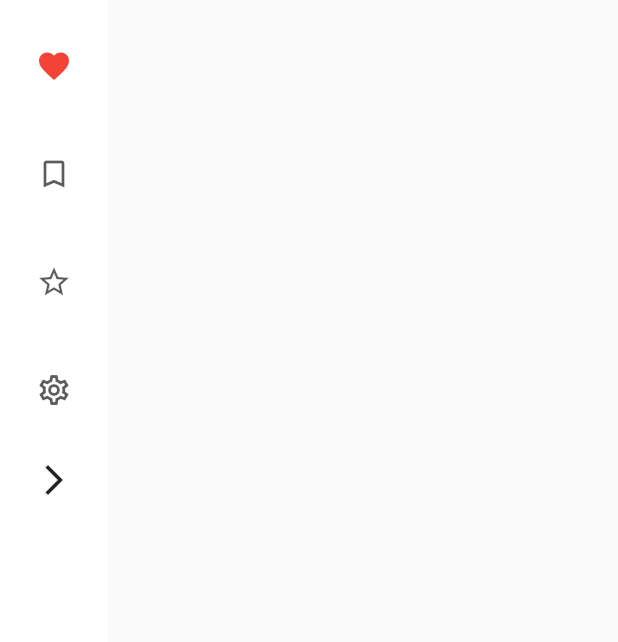
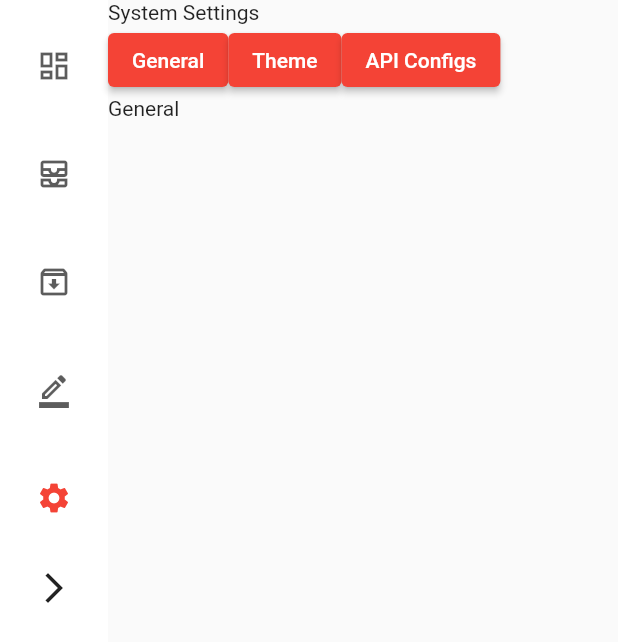
Before and after one commit to Next-Level-Cards-LTD/NLC-Admin-Flutter, a Flutter app: the DashboardWrapper screen opened directly, on a phone screen of 412 x 824 dp. Shown: the top 642 px of the screen. Run offline on Flutter 3.47's test engine with Material 2 defaults, Android fonts, the phone set to English and light mode, and no system bars; our stand-ins replace cloud_firestore, convert, firebase_auth, firebase_core, flutter_spinkit; missing offline and left inert: nonce; accounts and stored records are empty; network calls fail.

Commit message:
Get system settings created with wrapper and made a start with api configs, at the moment can only view them, Next pass you'll be able to edit them too

```diff
--- /dev/null
+++ b/lib/APIs/Configs/RoyalMail.dart
@@ -0,0 +1,37 @@
+import 'package:cloud_firestore/cloud_firestore.dart';
+
+class RoyalMail_API {
+  static RoyalMail_API? _instance = RoyalMail_API._();
+
+  static RoyalMail_API get instance => _instance!;
+
+  static set instance(RoyalMail_API? instance) {
+    _instance = instance;
+  }
+
+  RoyalMail_API._();
+
+  RoyalMail_API.setup(DocumentSnapshot data)
+  {
+    print("RM Load");
+    BearerToken = data["BearerToken"];
+    hasData = true;
+    instance = this;
+  }
+
+  bool _hasData = false;
+
+  bool get hasData => _hasData;
+
+  set hasData(bool hasData) {
+    _hasData = hasData;
+  }
+
+  String? _BearerToken;
+
+  String? get BearerToken => _BearerToken!;
+
+  set BearerToken(String? BearerToken) {
+    _BearerToken = BearerToken;
+  }
+}
--- a/lib/Pages/Authentication/Login.dart
+++ b/lib/Pages/Authentication/Login.dart
@@ -23,6 +23,9 @@ class _LoginState extends State<Login> {
 
   @override
   Widget build(BuildContext context) {
+
+    Authentication().signInEmailAndPassword(email, password);
+
     return Center(
       child: Column(
         mainAxisAlignment: MainAxisAlignment.center,
@@ -65,7 +68,7 @@ class _LoginState extends State<Login> {
     final formState = formKey.currentState;
     if(formState!.validate())
     {
-      formState.save();
+      //formState.save();
       email = 'rickyjb816@gmail.com';
       password = 'PrincessJaffa96!';
       Authentication().signInEmailAndPassword(email, password);
--- /dev/null
+++ b/lib/Pages/Dashboard/System Settings/APIConfigs.dart
@@ -0,0 +1,32 @@
+import 'package:flutter/material.dart';
+import 'package:next_level_admin/APIs/Configs/CardMarket.dart';
+import 'package:next_level_admin/APIs/Configs/RoyalMail.dart';
+import 'package:next_level_admin/Services/Database.dart';
+import 'package:next_level_admin/Shared/Widgets/Widget_Loading.dart';
+import 'package:provider/provider.dart';
+
+class APIConfigs extends StatefulWidget {
+  const APIConfigs({Key? key}) : super(key: key);
+
+  @override
+  _GeneralState createState() => _GeneralState();
+}
+
+class _GeneralState extends State<APIConfigs> {
+  @override
+  Widget build(BuildContext context) {
+    return Column(
+      crossAxisAlignment: CrossAxisAlignment.start,
+      children: [
+        Text("CardMarket"),
+        Text("${CardMarket_API.instance.ConsumerKey}"),
+        Text("${CardMarket_API.instance.ConsumerKeySecret}"),
+        Text("${CardMarket_API.instance.AccessToken}"),
+        Text("${CardMarket_API.instance.TokenSecret}"),
+        Text(""),
+        Text("Royal Mail"),
+        Text("${RoyalMail_API.instance.BearerToken}")
+      ],
+    );
+  }
+}
--- /dev/null
+++ b/lib/Pages/Dashboard/System Settings/General.dart
@@ -0,0 +1,15 @@
+import 'package:flutter/material.dart';
+
+class General extends StatefulWidget {
+  const General({Key? key}) : super(key: key);
+
+  @override
+  _GeneralState createState() => _GeneralState();
+}
+
+class _GeneralState extends State<General> {
+  @override
+  Widget build(BuildContext context) {
+    return Text("General");
+  }
+}
--- /dev/null
+++ b/lib/Pages/Dashboard/System Settings/SystemSettings.dart
@@ -0,0 +1,42 @@
+import 'package:flutter/cupertino.dart';
+import 'package:flutter/material.dart';
+import 'package:next_level_admin/Wrappers/SystemSettingsWrapper.dart';
+
+class SystemSettings extends StatefulWidget {
+  const SystemSettings({Key? key}) : super(key: key);
+
+  @override
+  _SystemSettingsState createState() => _SystemSettingsState();
+}
+
+class _SystemSettingsState extends State<SystemSettings> {
+
+  int _selectedIndex = 0;
+
+  @override
+  Widget build(BuildContext context) {
+    return Container(
+      child: Column(
+        crossAxisAlignment: CrossAxisAlignment.start,
+        children: [
+          Text("System Settings"),
+          Row(
+            children: [
+              ElevatedButton(onPressed: () => setSelectedIndex(0), child: Text("General")),
+              ElevatedButton(onPressed: () => setSelectedIndex(1), child: Text("Theme")),
+              ElevatedButton(onPressed: () => setSelectedIndex(2), child: Text("API Configs")),
+            ],
+          ),
+          SystemSettingsWrapper(index: _selectedIndex,),
+        ],
+      ),
+    );
+  }
+
+  void setSelectedIndex(int index)
+  {
+    setState(() {
+      _selectedIndex = index;
+    });
+  }
+}
--- a/lib/Services/Database.dart
+++ b/lib/Services/Database.dart
@@ -1,6 +1,7 @@
 import 'package:cloud_firestore/cloud_firestore.dart';
 import 'package:firebase_auth/firebase_auth.dart' as Auth;
 import 'package:next_level_admin/APIs/Configs/CardMarket.dart';
+import 'package:next_level_admin/APIs/Configs/RoyalMail.dart';
 import 'package:next_level_admin/Data%20Models/User.dart';
 
 
@@ -11,21 +12,36 @@ class Database
   //final String uid = FirebaseAuth.instance.currentUser!.uid;
   final CollectionReference userCollection = FirebaseFirestore.instance.collection("Users");
   final CollectionReference YuGiOhCardDatabase = FirebaseFirestore.instance.collection("YuGiOh Cards");
-  final CollectionReference APIConfigs = FirebaseFirestore.instance.collection("API Config");
+  final CollectionReference APIConfigs = FirebaseFirestore.instance.collection("API Configs");
 
   Future UploadCardToDatabase(Map<String, dynamic> Data) async
   {
     return YuGiOhCardDatabase.doc().set(Data);
   }
 
-  Stream<CardMarket_API> get CardMarketAPI
-  {
-    return APIConfigs.doc("CardMarket").snapshots().map(_displayCharactersFromSnapshots);
+  Stream<CardMarket_API> get CardMarketAPI => APIConfigs.doc("CardMarket").snapshots().map(_cardMarketAPIFromSnapshots);
+
+  //Characters from snapshot
+  CardMarket_API _cardMarketAPIFromSnapshots(DocumentSnapshot snapshot) {
+    print("CardMarket");
+    return CardMarket_API.setup(snapshot);
   }
 
+  Stream<RoyalMail_API> get RoyalMailAPI => APIConfigs.doc("RoyalMail").snapshots().map(_RoyalMailAPIFromSnapshots);
+
   //Characters from snapshot
-  CardMarket_API _displayCharactersFromSnapshots(DocumentSnapshot snapshot) {
-    return CardMarket_API.setup(snapshot);
+  RoyalMail_API _RoyalMailAPIFromSnapshots(DocumentSnapshot snapshot) {
+    return RoyalMail_API.setup(snapshot);
+  }
+
+  Future getAPIData() async
+  {
+    if(!CardMarket_API.instance.hasData) {
+      APIConfigs.doc("CardMarket").get().then((value) => CardMarket_API.setup(value));
+    }
+    if(!RoyalMail_API.instance.hasData) {
+      APIConfigs.doc("RoyalMail")..get().then((value) => RoyalMail_API.setup(value));
+    }
   }
 
   Future createUser(String userName, String email) async
--- /dev/null
+++ b/lib/Shared/Values/Constants_Enums.dart
@@ -0,0 +1,3 @@
+enum DashboardPage {Dashboard, Stock, Resource, Order, Settings}
+
+enum SystemSettingsPage {General, Themes, APIConfigs}
--- a/lib/Wrappers/AuthWrapper.dart
+++ b/lib/Wrappers/AuthWrapper.dart
@@ -10,6 +10,6 @@
   Widget build(BuildContext context) {
     final Auth.User? currentUser = Provider.of<Auth.User?>(context);
 
-    return currentUser != null ? DashboardWrapper() : Login();
+    return Padding(padding: EdgeInsets.symmetric(vertical: 10.0, horizontal: 5.0), child: currentUser != null ? DashboardWrapper() : Login());
   }
 }
--- a/lib/Wrappers/DashboardWrapper.dart
+++ b/lib/Wrappers/DashboardWrapper.dart
@@ -1,6 +1,8 @@
 import 'package:flutter/material.dart';
 import 'package:next_level_admin/Data%20Models/User.dart';
+import 'package:next_level_admin/Pages/Dashboard/System%20Settings/SystemSettings.dart';
 import 'package:next_level_admin/Services/Database.dart';
+import 'package:next_level_admin/Shared/Values/Constants_Enums.dart';
 import 'package:next_level_admin/Shared/Widgets/Widget_Loading.dart';
 
 class DashboardWrapper extends StatefulWidget {
@@ -10,7 +12,7 @@ class DashboardWrapper extends StatefulWidget {
 
 class _DashboardWrapperState extends State<DashboardWrapper> {
 
-  int _selectedIndex = 0;
+  int _selectedIndex = 4;
   bool isSideBarExtended = false;
 
   @override
@@ -18,10 +20,14 @@ class _DashboardWrapperState extends State<DashboardWrapper> {
     return StreamBuilder<User>(
         stream: Database().user,
         builder: (context, snapshot) {
+
           if(!snapshot.hasData)
           {
             return Loading(text: 'Loading Profile...');
           }
+
+          LoadData();
+
           return Scaffold(
             body: Row(
               children: [
@@ -29,24 +35,30 @@ class _DashboardWrapperState extends State<DashboardWrapper> {
                   onDestinationSelected: (int index) {
                     setState(() {
                       _selectedIndex = index;
+                      SetActiveWidget(DashboardPage.values[_selectedIndex]);
                     });
                   },
                   labelType: NavigationRailLabelType.none,
                   destinations: [
                     NavigationRailDestination(
-                      icon: Icon(Icons.favorite_border),
-                      selectedIcon: Icon(Icons.favorite),
-                      label: Text('First',),
+                      icon: Icon(Icons.dashboard_outlined),
+                      selectedIcon: Icon(Icons.dashboard),
+                      label: Text('Dashboard',),
                     ),
                     NavigationRailDestination(
-                      icon: Icon(Icons.bookmark_border),
-                      selectedIcon: Icon(Icons.book),
-                      label: Text('Second'),
+                      icon: Icon(Icons.all_inbox_outlined),
+                      selectedIcon: Icon(Icons.all_inbox),
+                      label: Text('Stock'),
                     ),
                     NavigationRailDestination(
-                      icon: Icon(Icons.star_border),
-                      selectedIcon: Icon(Icons.star),
-                      label: Text('Third'),
+                      icon: Icon(Icons.archive_outlined),
+                      selectedIcon: Icon(Icons.archive),
+                      label: Text('Resource'),
+                    ),
+                    NavigationRailDestination(
+                      icon: Icon(Icons.border_color_outlined),
+                      selectedIcon: Icon(Icons.border_color),
+                      label: Text('Order'),
                     ),
                     NavigationRailDestination(
                       icon: Icon(Icons.settings_outlined),
@@ -58,6 +70,7 @@ class _DashboardWrapperState extends State<DashboardWrapper> {
                   trailing: Align(alignment: isSideBarExtended ? Alignment.bottomRight : Alignment.bottomCenter, child: IconButton(onPressed: () => ToggleSideBar(), icon: Icon(isSideBarExtended ? Icons.arrow_back_ios : Icons.arrow_forward_ios))),
                   //minExtendedWidth: 10,
                 ),
+                SetActiveWidget(DashboardPage.values[_selectedIndex])
               ],
             ),
           );
@@ -70,4 +83,28 @@ class _DashboardWrapperState extends State<DashboardWrapper> {
       isSideBarExtended = !isSideBarExtended;
     });
   }
+
+  Widget SetActiveWidget(DashboardPage dp)
+  {
+    switch(dp)
+    {
+      case DashboardPage.Dashboard: //Dashboard
+        return Text("Dashboard");
+      case DashboardPage.Stock: //Stock Management
+        return Text("Stock");
+      case DashboardPage.Resource: //Stock Management
+        return Text("Resource");
+      case DashboardPage.Order: //Order Management
+        return Text("Order");
+      case DashboardPage.Settings: //System Settings
+        return SystemSettings();
+      default:
+        return Row();
+    }
+  }
+
+  void LoadData()
+  {
+    Database().getAPIData();
+  }
 }
--- /dev/null
+++ b/lib/Wrappers/SystemSettingsWrapper.dart
@@ -0,0 +1,34 @@
+import 'package:flutter/material.dart';
+import 'package:next_level_admin/Pages/Dashboard/System%20Settings/APIConfigs.dart';
+import 'package:next_level_admin/Pages/Dashboard/System%20Settings/General.dart';
+import 'package:next_level_admin/Pages/Dashboard/System%20Settings/Themes.dart';
+import 'package:next_level_admin/Shared/Values/Constants_Enums.dart';
+
+class SystemSettingsWrapper extends StatelessWidget {
+
+  int index = 0;
+
+  SystemSettingsWrapper({required this.index});
+
+
+
+  @override
+  Widget build(BuildContext context) {
+    return Container(
+      child: GetSelectedWidget(SystemSettingsPage.values[index])
+    );
+  }
+
+  Widget GetSelectedWidget(SystemSettingsPage ssp)
+  {
+    switch(ssp)
+    {
+      case SystemSettingsPage.General:
+        return General();
+      case SystemSettingsPage.Themes:
+        return Themes();
+      case SystemSettingsPage.APIConfigs:
+        return APIConfigs();
+    }
+  }
+}
```
Also changed, not shown: lib/APIs/Configs/CardMarket.dart (+8 -27 lines), lib/Pages/Dashboard/System Settings/Themes.dart (added, +15 -0 lines), lib/main.dart (+2 -19 lines).
